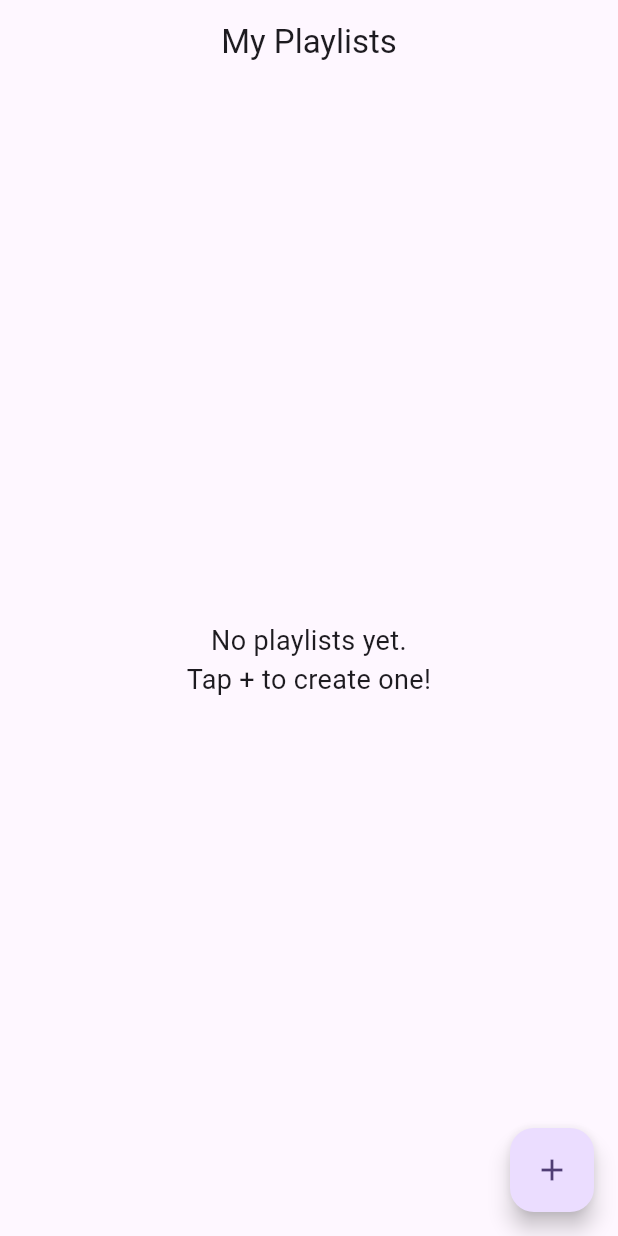
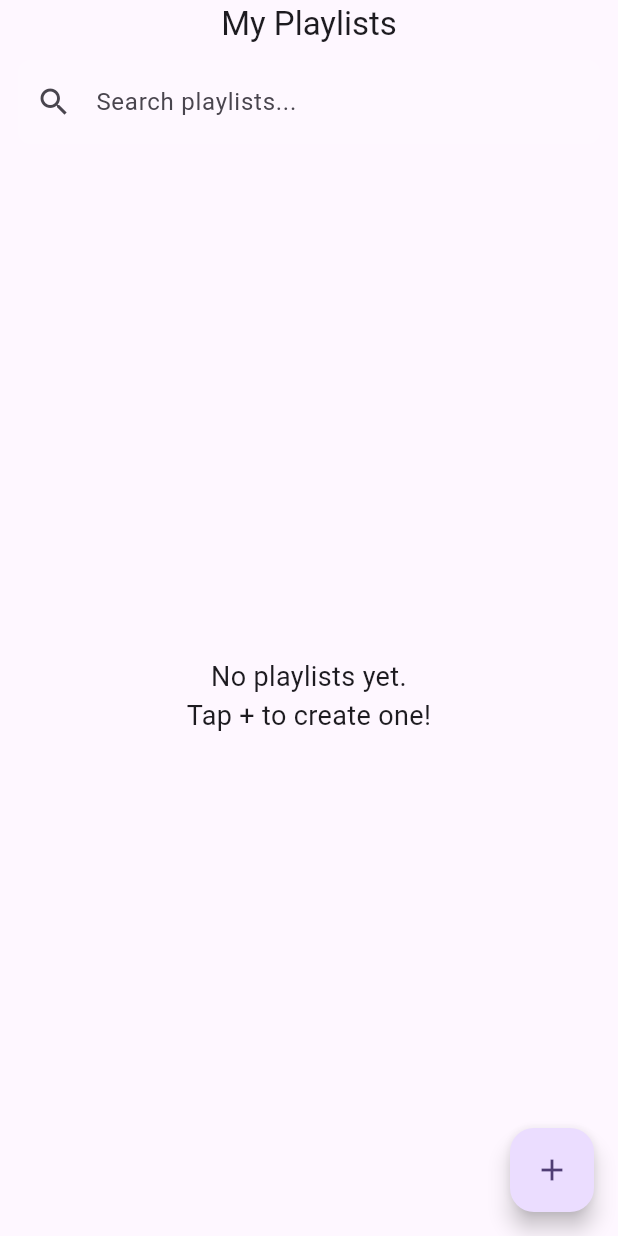
Before and after one commit to averyste207-creator/music_editor_player, a Flutter app: the screen it shows after launch, on a phone screen of 412 x 824 dp. Run offline on Flutter 3.47's test engine with Material 3 defaults, Android fonts, the phone set to English and light mode, and no system bars.

Commit message:
search started

```diff
--- a/lib/main.dart
+++ b/lib/main.dart
@@ -34,6 +34,7 @@ class HomeScreen extends StatefulWidget {
 class _HomeScreenState extends State<HomeScreen> {
   List<Playlist> _playlists = [];
   bool _isLoading = true;
+  String _searchQuery = '';
 
   @override
   void initState() {
@@ -100,6 +101,17 @@ class _HomeScreenState extends State<HomeScreen> {
       },
     );
   }
+  List<Playlist> get _filteredPlaylists {
+  if (_searchQuery.trim().isEmpty) {
+    return _playlists;
+  }
+
+  final query = _searchQuery.toLowerCase();
+
+  return _playlists.where((playlist) {
+    return playlist.name.toLowerCase().contains(query);
+  }).toList();
+}
 
   @override
   Widget build(BuildContext context) {
@@ -107,6 +119,39 @@ class _HomeScreenState extends State<HomeScreen> {
       appBar: AppBar(
         title: const Text('My Playlists'),
         centerTitle: true,
+        bottom: PreferredSize(
+          preferredSize: const Size.fromHeight(48),
+          child: Padding(
+            padding: const EdgeInsets.symmetric(horizontal: 12, vertical: 8),
+            child: TextField(
+              decoration: InputDecoration(
+                hintText: 'Search playlists...',
+                prefixIcon: const Icon(Icons.search),
+                suffixIcon: _searchQuery.isNotEmpty
+                    ? IconButton(
+                        icon: const Icon(Icons.clear),
+                        onPressed: () {
+                          setState(() {
+                            _searchQuery = '';
+                          });
+                        },
+                      )
+                    : null,
+                border: OutlineInputBorder(
+                  borderRadius: BorderRadius.circular(8),
+                  borderSide: BorderSide.none,
+                ),
+                filled: true,
+                fillColor: Colors.white.withOpacity(0.1),
+              ),
+              onChanged: (value) {
+                setState(() {
+                  _searchQuery = value;
+                });
+              },
+            ),
+          ),
+        ),
       ),
       body: _isLoading
           ? const Center(child: CircularProgressIndicator())
@@ -118,11 +163,20 @@ class _HomeScreenState extends State<HomeScreen> {
                     style: TextStyle(fontSize: 18),
                   ),
                 )
+          : _filteredPlaylists.isEmpty
+              ? const Center(
+                  child: Text(
+                    'No playlists match your search.',
+                    textAlign: TextAlign.center,
+                    style: TextStyle(fontSize: 18,),
+                  ),
+                )
+
               : ListView.builder(
                   padding: const EdgeInsets.all(12),
-                  itemCount: _playlists.length,
+                  itemCount: _filteredPlaylists.length,
                   itemBuilder: (context, index) {
-                    final playlist = _playlists[index];
+                    final playlist = _filteredPlaylists[index];
                     return Card(
                       child: ListTile(
                         leading: const Icon(Icons.queue_music),
@@ -215,7 +269,7 @@ class _HomeScreenState extends State<HomeScreen> {
                           await Navigator.push(
                             context,
                             MaterialPageRoute(
-                            builder: (context) => PlaylistDetailScreen(playlist: playlist),
+                              builder: (context) => PlaylistDetailsScreen(playlist: playlist),
                             ),
                           );
                           await _loadPlaylists();
```
Also changed, not shown: lib/screens/playlist_details_screen.dart (+94 -25 lines), 2 other files. Lines whose indentation alone changed are shown as unchanged.
